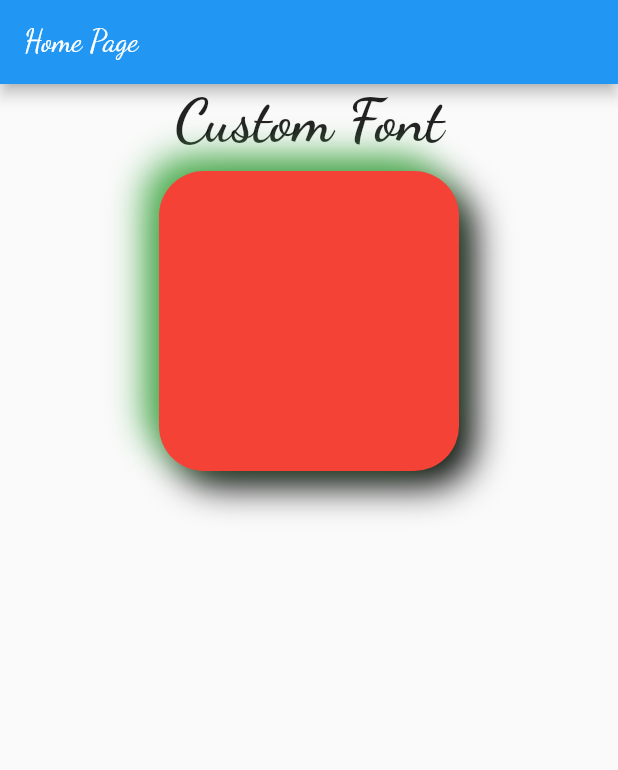
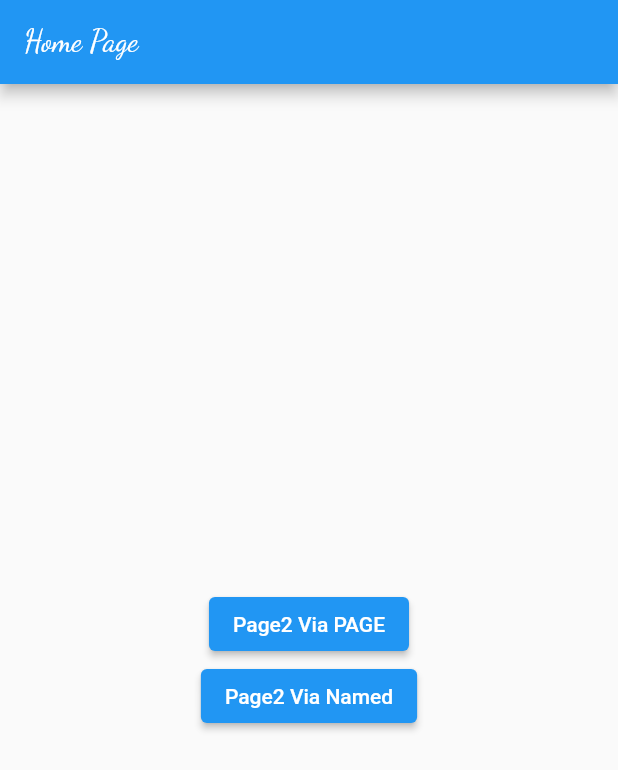
Before and after one commit to danieldkm/flutter, a Flutter app: the screen it shows after launch, on a phone screen of 412 x 824 dp. Shown: the top 770 px of the screen. Run offline on Flutter 3.47's test engine with Material 2 defaults, Android fonts, the phone set to English and light mode, and no system bars.

Commit message:
navegação na pratica

```diff
--- a/3_flutter_maonamassa/lib/main.dart
+++ b/3_flutter_maonamassa/lib/main.dart
@@ -1,6 +1,11 @@
 import 'package:flutter/material.dart';
 import 'package:flutter_maonamassa/home/home_page.dart';
+import 'package:flutter_maonamassa/navegacao/home_page.dart' as navegacao;
 import 'package:flutter_maonamassa/images/images_page.dart';
+import 'package:flutter_maonamassa/navegacao/page1.dart';
+import 'package:flutter_maonamassa/navegacao/page2.dart';
+import 'package:flutter_maonamassa/navegacao/page3.dart';
+import 'package:flutter_maonamassa/navegacao/page4.dart';
 
 void main() {
   runApp(MyApp());
@@ -13,7 +18,17 @@
       debugShowCheckedModeBanner: false,
       title: 'Flutter Demo',
       // home: ImagesPage(),
-      home: HomePage(),
+      // home: HomePage(),
+      // Nagecação por pagina.
+      // home: navegacao.HomePage(),
+      // Navegação por nome
+      routes: {
+        '/': (_) => navegacao.HomePage(),
+        Page1.routeName: (_) => Page1(),
+        Page2.routeName: (_) => Page2(),
+        '/page3': (_) => Page3(),
+        '/page4': (_) => Page4(),
+      },
     );
   }
 }
--- /dev/null
+++ b/3_flutter_maonamassa/lib/navegacao/home_page.dart
@@ -0,0 +1,45 @@
+import 'package:flutter/material.dart';
+import 'package:flutter_maonamassa/navegacao/page2.dart';
+
+class HomePage extends StatelessWidget {
+  const HomePage({Key? key}) : super(key: key);
+
+  @override
+  Widget build(BuildContext context) {
+    return Scaffold(
+      appBar: AppBar(
+        title: Text(
+          'Home Page',
+          style: TextStyle(
+            fontFamily: 'DancingScript',
+          ),
+        ),
+      ),
+      body: Center(
+        child: Column(
+          mainAxisAlignment: MainAxisAlignment.center,
+          children: [
+            ElevatedButton(
+              onPressed: () {
+                Navigator.of(context).push(
+                  MaterialPageRoute(
+                    settings: RouteSettings(name: 'page2'),
+                    builder: (context) => Page2(),
+                  ),
+                );
+              },
+              child: Text('Page2 Via PAGE'),
+            ),
+            ElevatedButton(
+              onPressed: () {
+                Navigator.pushNamed(context, Page2.routeName);
+                // Navigator.of(context).pushNamed('/page2');
+              },
+              child: Text('Page2 Via Named'),
+            ),
+          ],
+        ),
+      ),
+    );
+  }
+}
```
Also changed, not shown: 3_flutter_maonamassa/lib/navegacao/page1.dart (added, +15 -0 lines), 3_flutter_maonamassa/lib/navegacao/page2.dart (added, +46 -0 lines), 3_flutter_maonamassa/lib/navegacao/page3.dart (added, +51 -0 lines), 3_flutter_maonamassa/lib/navegacao/page4.dart (added, +63 -0 lines), 1 other file.
